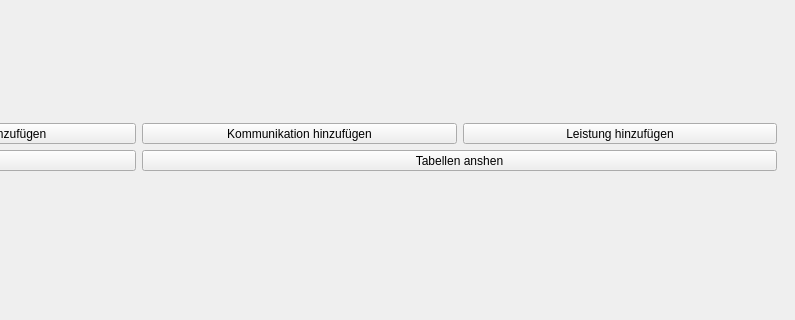
Before: the Qt Designer form mainwindow.ui in green-lion-racing/glr-database, drawn with Qt 5; both pictures show x 517 to 1312 and y 235 to 555 of the 1312 by 768 pixel window.
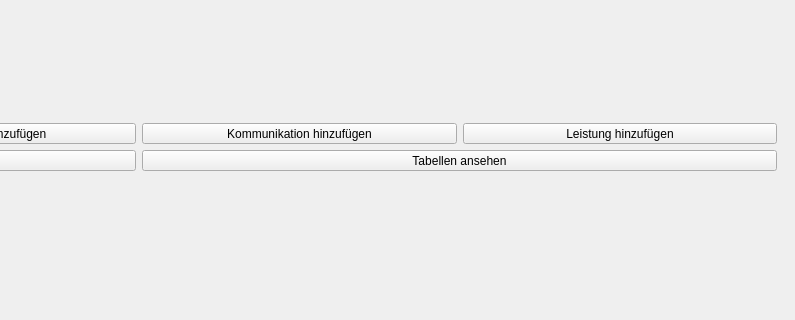
After: the same form once the commit is applied.

Commit message: Updated font size in toolButoon

Diff of the .ui file:
```diff
--- a/mainwindow.ui
+++ b/mainwindow.ui
@@ -128,7 +128,7 @@
                </sizepolicy>
               </property>
               <property name="text">
-               <string>Tabellen anshen</string>
+               <string>Tabellen ansehen</string>
               </property>
               <property name="toolButtonStyle">
                <enum>Qt::ToolButtonTextUnderIcon</enum>
```
The commit also changes 1 other file.
